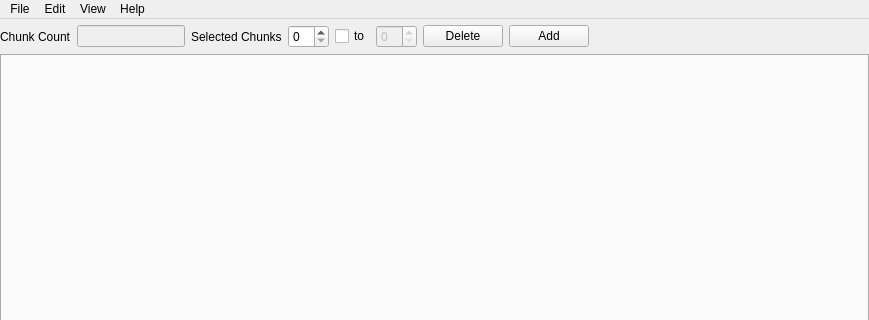
First picture: the form in TrackEditor/MainWindow.ui, repository Zizin13/Roller, before the edit; both pictures show x 0 to 869 and y 0 to 320 of the 869 by 637 pixel window.
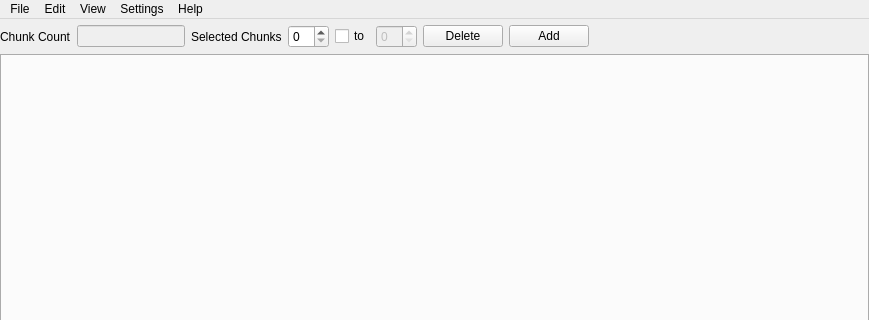
Second picture: the form after the edit. Icons and pictures are not drawn.

Diff of the .ui file:
```diff
--- a/TrackEditor/MainWindow.ui
+++ b/TrackEditor/MainWindow.ui
@@ -179,9 +179,16 @@
     <addaction name="actDelete"/>
     <addaction name="actSelectAll"/>
    </widget>
+   <widget class="QMenu" name="menuSettings">
+    <property name="title">
+     <string>Settings</string>
+    </property>
+    <addaction name="actPreferences"/>
+   </widget>
    <addaction name="menuFile"/>
    <addaction name="menuEdit"/>
    <addaction name="menuView"/>
+   <addaction name="menuSettings"/>
    <addaction name="menuHelp"/>
   </widget>
   <widget class="QStatusBar" name="statusbar"/>
```
Left out of the diff: 5 changed lines with no effect on the pictures.
